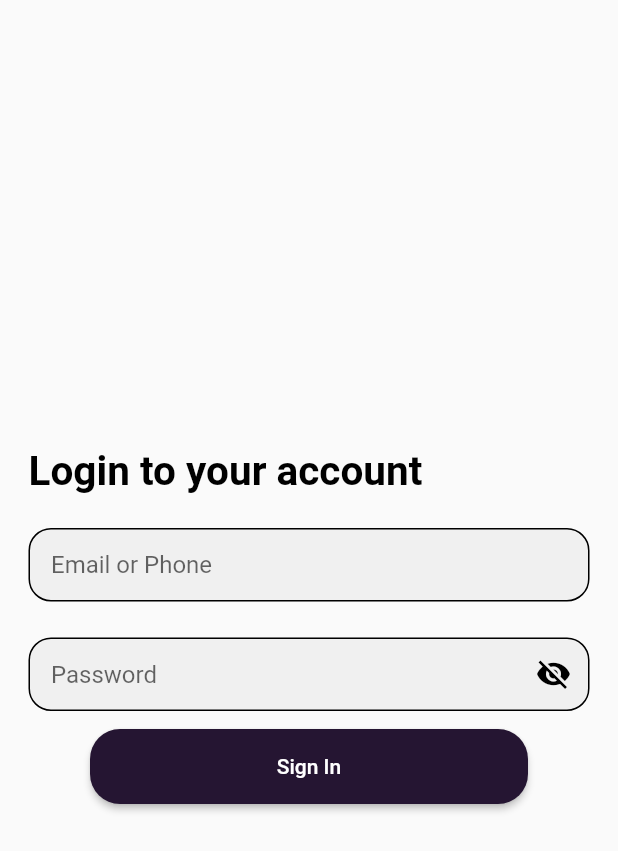
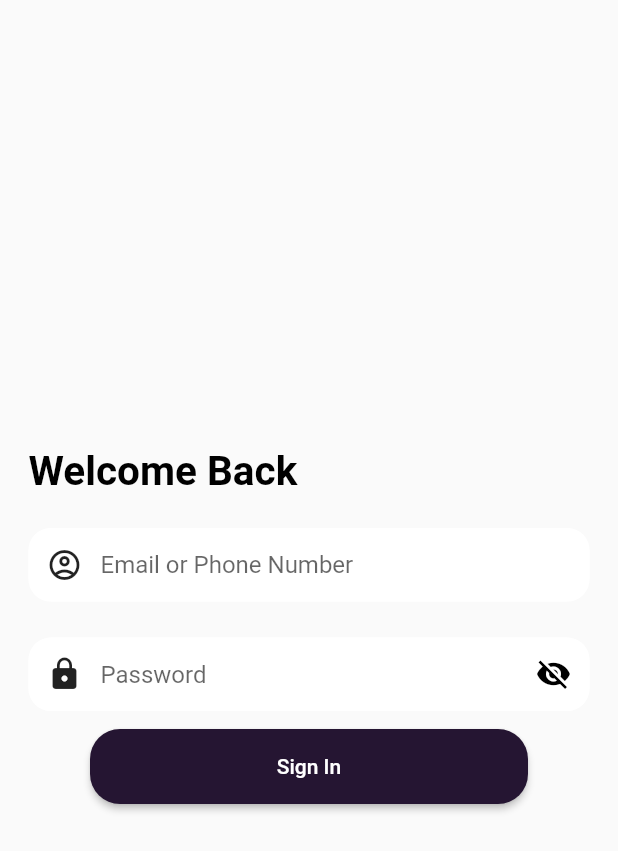
Before and after one commit to sonysn/waya-driver-ui, a Flutter app: the LoginPage screen opened directly, on a phone screen of 412 x 824 dp. Shown: the top 851 px of the screen. Run offline on Flutter 3.47's test engine with Material 2 defaults, Android fonts, the phone set to English and light mode, and no system bars; our stand-ins replace file_picker, firebase_core, firebase_messaging, flutter_local_notifications, flutter_svg, geocoding and 6 more; missing offline and left inert: flutter_inappwebview; accounts and stored records are empty.

Commit message:
i added the onoarding images and redesigne dthe login page and verification and welcoe page

```diff
--- a/lib/screens/loginpage.dart
+++ b/lib/screens/loginpage.dart
@@ -142,7 +142,7 @@ class _LoginPageState extends State<LoginPage> {
                   const Padding(
                     padding: EdgeInsets.only(left: 12, bottom: 10),
                     child: Text(
-                      'Login to your account',
+                      'Welcome Back',
                       style: TextStyle(
                           fontWeight: FontWeight.bold,
                           fontSize: 27,
@@ -162,19 +162,22 @@ class _LoginPageState extends State<LoginPage> {
                               FilteringTextInputFormatter.deny(RegExp(r'\s')),
                               // Disallow whitespace
                             ],
-                            decoration: const InputDecoration(
-                              hintText: 'Email or Phone',
-                              contentPadding: EdgeInsets.all(15),
+                            decoration: InputDecoration(
+                              hintText: 'Email or Phone Number',
+                              contentPadding: const EdgeInsets.all(15),
                               enabledBorder: OutlineInputBorder(
-                                borderRadius:
-                                    BorderRadius.all(Radius.circular(15)),
-                                borderSide: BorderSide(color: Colors.black),
+                                borderRadius: BorderRadius.circular(15),
+                                borderSide: const BorderSide(color: Colors.white),
+                              ),
+                              focusedBorder: OutlineInputBorder(
+                                borderRadius: BorderRadius.circular(15),
+                                borderSide: const BorderSide(color: Colors.orangeAccent),
                               ),
                               filled: true,
-                              focusedBorder: OutlineInputBorder(
-                                borderRadius:
-                                    BorderRadius.all(Radius.circular(15)),
-                                borderSide: BorderSide(color: Colors.yellow),
+                              fillColor: Colors.white,
+                              prefixIcon: const Icon(
+                                Icons.account_circle_outlined,
+                                color: Colors.black87,
                               ),
                             ),
                           ),
@@ -193,16 +196,19 @@ class _LoginPageState extends State<LoginPage> {
                           decoration: InputDecoration(
                             hintText: 'Password',
                             contentPadding: const EdgeInsets.all(15),
-                            enabledBorder: const OutlineInputBorder(
-                              borderRadius:
-                                  BorderRadius.all(Radius.circular(15)),
-                              borderSide: BorderSide(color: Colors.black),
+                            enabledBorder: OutlineInputBorder(
+                              borderRadius: BorderRadius.circular(15),
+                              borderSide: const BorderSide(color: Colors.white),
+                            ),
+                            focusedBorder: OutlineInputBorder(
+                              borderRadius: BorderRadius.circular(15),
+                              borderSide: const BorderSide(color: Colors.orangeAccent),
                             ),
                             filled: true,
-                            focusedBorder: const OutlineInputBorder(
-                              borderRadius:
-                                  BorderRadius.all(Radius.circular(15)),
-                              borderSide: BorderSide(color: Colors.yellow),
+                            fillColor: Colors.white,
+                            prefixIcon: const Icon(
+                              Icons.lock,
+                              color: Colors.black87,
                             ),
                             suffixIcon: IconButton(
                               icon: Icon(
@@ -242,7 +248,7 @@ class _LoginPageState extends State<LoginPage> {
                           // }));
                           if (emailOrPhoneTextController.text == '' ||
                               passwordTextController.text == '') {
-                            _showSnackBar("Input your Login Details");
+                            _showSnackBar("Input your Login Details",);
                           }
                           if (emailOrPhoneTextController.text != '' &&
                               passwordTextController.text != '') {
--- a/lib/screens/onboarding.dart
+++ b/lib/screens/onboarding.dart
@@ -56,8 +56,9 @@ class OnboardingState extends State<Onboarding> {
                       const SizedBox(height: 10),
                       Text(
                         contents[i].title,
+                        textAlign: TextAlign.center,
                         style: const TextStyle(
-                          fontSize: 25,
+                          fontSize: 21,
                           fontWeight: FontWeight.bold,
                         ),
                       ),
--- a/lib/screens/welcomepage.dart
+++ b/lib/screens/welcomepage.dart
@@ -45,8 +45,8 @@ class _WelcomePageState extends State<WelcomePage> {
                       height: 200.0,
                     )),
                 const Text(
-                  "Welcome to Waya Driver",
-                  style: TextStyle(fontSize: 30, color: customPurple),
+                  "QuNot Driver: Your Drive Begins",  textAlign: TextAlign.center,
+                  style: TextStyle(fontSize: 24,color: customPurple),
                 ),
                 const SizedBox(
                   height: 10,
```
Also changed, not shown: lib/constants/content_model.dart (+9 -12 lines), lib/screens/verificationpage.dart (+178 -155 lines), assets/images/img_1.png (added), assets/images/onboardingscreen1.png (added), assets/images/onboardingscreen2.jpg (added), assets/images/onboardingscreen3.png (added).
